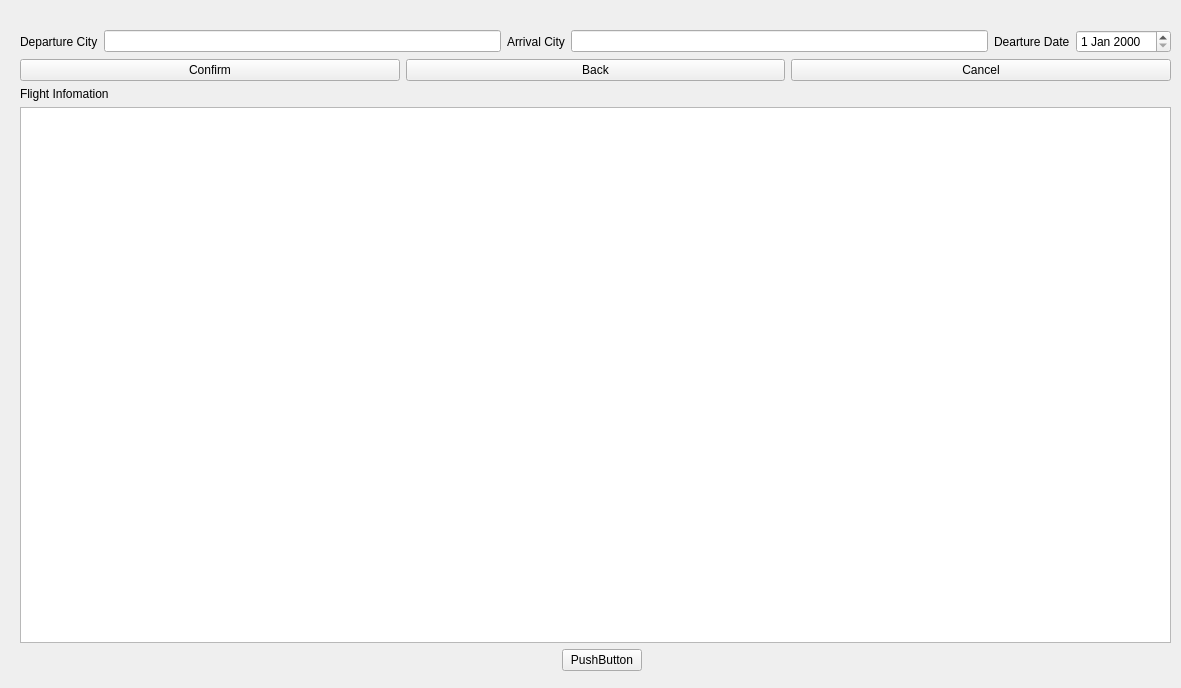
Above: flight_inquiry_citys_and_date.ui from Aloereed/Flightman_Client_DATA130039 before the change. Below: the same form after it.
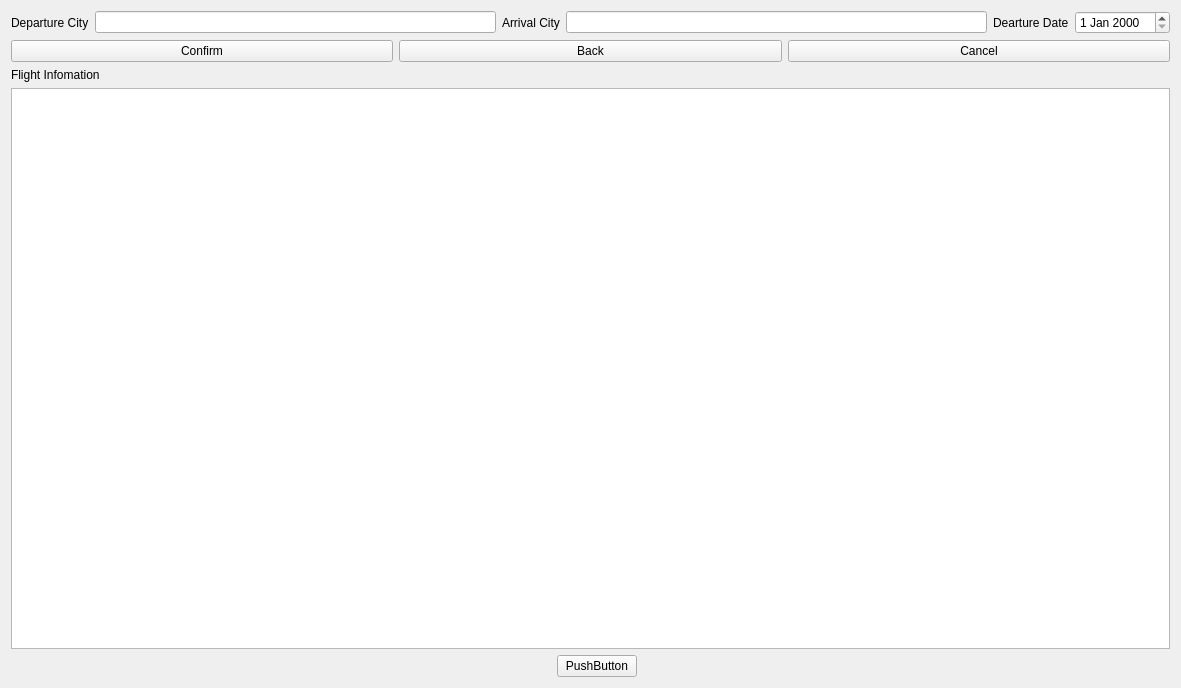
That is the form after the change.

```diff
--- a/flight_inquiry_citys_and_date.ui
+++ b/flight_inquiry_citys_and_date.ui
@@ -13,15 +13,8 @@
   <property name="windowTitle">
    <string>Form</string>
   </property>
-  <widget class="QWidget" name="layoutWidget">
-   <property name="geometry">
-    <rect>
-     <x>20</x>
-     <y>30</y>
-     <width>1151</width>
-     <height>641</height>
-    </rect>
-   </property>
+  <layout class="QGridLayout" name="gridLayout_4">
+   <item row="0" column="0">
    <layout class="QGridLayout" name="gridLayout">
     <item row="0" column="0">
      <layout class="QHBoxLayout" name="horizontalLayout_7">
@@ -173,7 +166,8 @@
      </layout>
     </item>
    </layout>
-  </widget>
+   </item>
+  </layout>
  </widget>
  <resources/>
  <connections/>
```
Lines whose indentation alone changed are shown as unchanged.
